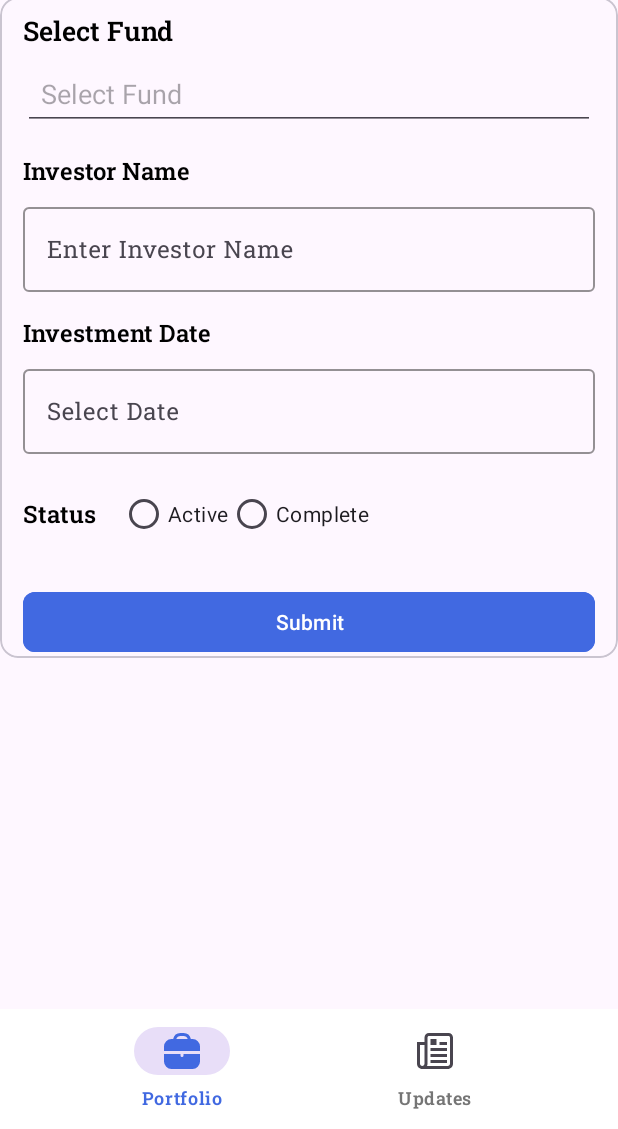
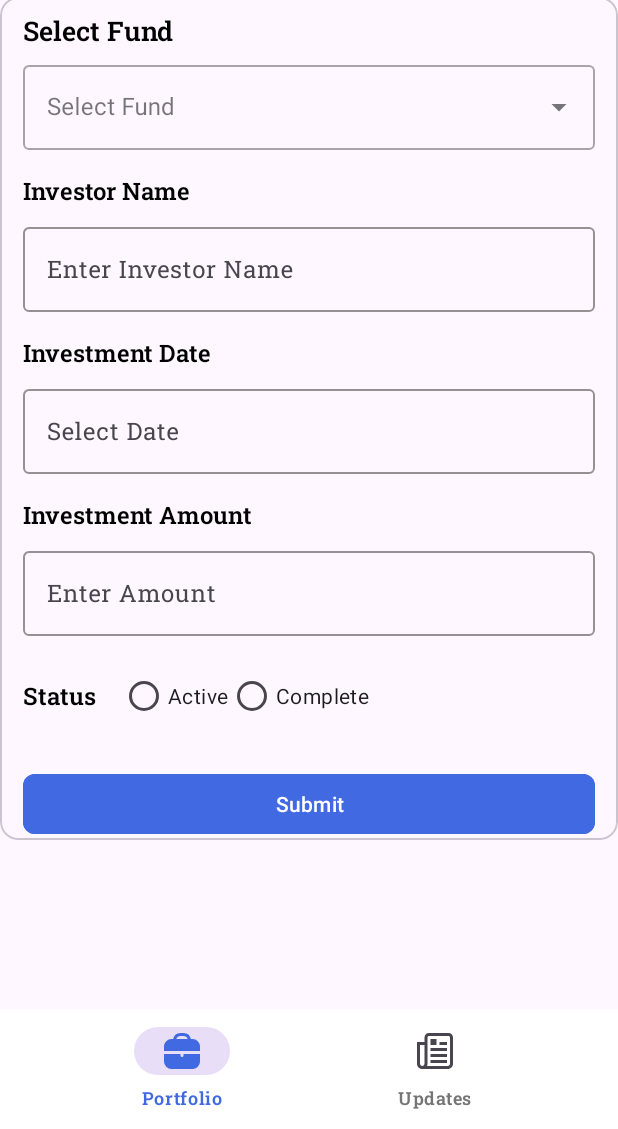
Before and after one commit to deepak1880/Finance-Portfolio-Tracker, an Android app: the InvestmentDetailsFragment screen opened through its navigation route, on a phone screen of 412 x 824 dp, the part 107-1236 px from its top. Run offline under Robolectric (Android 15) with nearby library versions, the phone set to English and light mode, and no system bars; our stand-ins replace Dagger/Hilt's generated code, Room's generated code, navigation-ui; 2 statements that could not run were skipped.

Commit message:
Implemented Portfolio Feature

```diff
--- a/app/src/main/java/com/example/financeportfoliotracker/feature/investmentdetails/presentation/ui/InvestmentDetailsFragment.kt
+++ b/app/src/main/java/com/example/financeportfoliotracker/feature/investmentdetails/presentation/ui/InvestmentDetailsFragment.kt
@@ -13,6 +13,7 @@ import android.util.Log
 import android.widget.Toast
 import java.util.Calendar
 import android.widget.ArrayAdapter
+import androidx.navigation.fragment.findNavController
 import dagger.hilt.android.AndroidEntryPoint
 
 @AndroidEntryPoint
@@ -42,9 +43,31 @@ class InvestmentDetailsFragment : BaseFragment<FragmentInvestmentDetailsBinding>
     }
 
     private fun setupSpinner() {
-        val funds = listOf("Fund A", "Fund B", "Fund C")
-        val adapter = ArrayAdapter(requireContext(), R.layout.simple_list_item_1, funds)
+        val funds = listOf(
+            "Alpha Growth Fund",
+            "BlueChip Equity Fund",
+            "Global Opportunities Fund",
+            "Sustainable Future Fund",
+            "Emerging Markets Fund",
+            "Balanced Advantage Fund",
+            "Tech Innovation Fund",
+            "Healthcare Leaders Fund",
+            "Real Estate Investment Fund",
+            "Energy & Infrastructure Fund"
+        )
+
+        val adapter =
+            ArrayAdapter(requireContext(), R.layout.simple_dropdown_item_1line, funds)
         binding.spinnerFund.setAdapter(adapter)
+
+        binding.spinnerFund.setOnItemClickListener { parent, _, position, _ ->
+            val selectedFund = parent.getItemAtPosition(position).toString()
+
+            binding.spinnerFund.setText(selectedFund, false)
+
+            binding.tvFundLabel.text = "Selected: $selectedFund"
+            Log.d("InvestmentDetail", "Selected Fund: $selectedFund")
+        }
     }
 
     private fun setupDatePicker() {
@@ -72,6 +95,7 @@ class InvestmentDetailsFragment : BaseFragment<FragmentInvestmentDetailsBinding>
         val fundName = binding.spinnerFund.text.toString()
         val investorName = binding.etInvestorName.editText?.text.toString()
         val investmentDate = binding.etInvestmentDate.editText?.text.toString()
+        val investmentAmount = binding.etInvestmentAmount.editText?.text.toString()
         val status = when {
             binding.radioActive.isChecked -> "Active"
             binding.radioComplete.isChecked -> "Complete"
@@ -89,7 +113,7 @@ class InvestmentDetailsFragment : BaseFragment<FragmentInvestmentDetailsBinding>
             investmentName = investorName,
             investmentDate = investmentDate,
             investmentStatus = status,
-            investmentAmount = TODO(),
+            investmentAmount = investmentAmount.toDouble(),
         )
 
         if (selectedDetail == null) {
@@ -99,6 +123,7 @@ class InvestmentDetailsFragment : BaseFragment<FragmentInvestmentDetailsBinding>
             viewModel.updateInvestmentDetail(detail)
             Toast.makeText(requireContext(), "Investment updated", Toast.LENGTH_SHORT).show()
         }
+        findNavController().popBackStack()
 
         clearForm()
     }
--- a/app/src/main/java/com/example/financeportfoliotracker/feature/portfolio/data/repository/PortFolioRepositoryImpl.kt
+++ b/app/src/main/java/com/example/financeportfoliotracker/feature/portfolio/data/repository/PortFolioRepositoryImpl.kt
@@ -13,4 +13,8 @@ class PortFolioRepositoryImpl @Inject constructor(
     override suspend fun getAllInvestmentsList(): List<InvestmentEntity> {
         return dao.getAllInvestments().first()
     }
+
+    override suspend fun updateInvestment(investment: InvestmentEntity) {
+        dao.updateInvestment(investment)
+    }
 }
--- a/app/src/main/java/com/example/financeportfoliotracker/feature/portfolio/domain/repository/PortFolioRepository.kt
+++ b/app/src/main/java/com/example/financeportfoliotracker/feature/portfolio/domain/repository/PortFolioRepository.kt
@@ -4,4 +4,6 @@ import com.example.financeportfoliotracker.feature.portfolio.data.model.Investme
 
 interface PortFolioRepository {
     suspend fun getAllInvestmentsList(): List<InvestmentEntity>
+    suspend fun updateInvestment(investment: InvestmentEntity)
+
 }
--- /dev/null
+++ b/app/src/main/java/com/example/financeportfoliotracker/feature/portfolio/domain/usecase/UpdateInvestmentUseCase.kt
@@ -0,0 +1,13 @@
+package com.example.financeportfoliotracker.feature.portfolio.domain.usecase
+
+import com.example.financeportfoliotracker.feature.portfolio.data.model.InvestmentEntity
+import com.example.financeportfoliotracker.feature.portfolio.domain.repository.PortFolioRepository
+import jakarta.inject.Inject
+
+class UpdateInvestmentUseCase @Inject constructor(
+    private val repository: PortFolioRepository
+) {
+    suspend operator fun invoke(investment: InvestmentEntity) {
+        repository.updateInvestment(investment)
+    }
+}
--- a/app/src/main/java/com/example/financeportfoliotracker/feature/portfolio/presentation/ui/fragments/PortFolioFragment.kt
+++ b/app/src/main/java/com/example/financeportfoliotracker/feature/portfolio/presentation/ui/fragments/PortFolioFragment.kt
@@ -5,17 +5,18 @@ import android.view.View
 import android.view.ViewGroup
 import androidx.fragment.app.viewModels
 import androidx.navigation.fragment.findNavController
+import androidx.recyclerview.widget.LinearLayoutManager
 import com.example.financeportfoliotracker.core.ui.base.BaseFragment
 import com.example.financeportfoliotracker.databinding.FragmentPortFolioBinding
 import com.example.financeportfoliotracker.feature.portfolio.data.model.InvestmentEntity
 import com.example.financeportfoliotracker.feature.portfolio.presentation.ui.adapters.InvestmentsAdapter
 import com.example.financeportfoliotracker.feature.portfolio.presentation.viewmodel.PortFolioViewModel
+import com.google.android.material.tabs.TabLayout
 import dagger.hilt.android.AndroidEntryPoint
 
 @AndroidEntryPoint
 class PortFolioFragment : BaseFragment<FragmentPortFolioBinding>() {
 
-    private var investmentList = listOf<InvestmentEntity>()
     private val viewModel: PortFolioViewModel by viewModels()
     private lateinit var adapter: InvestmentsAdapter
 
@@ -24,34 +25,64 @@ class PortFolioFragment : BaseFragment<FragmentPortFolioBinding>() {
         container: ViewGroup?
     ) = FragmentPortFolioBinding.inflate(inflater, container, false)
 
+    private var allInvestments: List<InvestmentEntity> = emptyList()
+
     override fun initialSetUp() {
-
         binding.tabLayout.apply {
             addTab(newTab().setText("All"))
             addTab(newTab().setText("Active"))
             addTab(newTab().setText("Completed"))
+
+            addOnTabSelectedListener(object : TabLayout.OnTabSelectedListener {
+                override fun onTabSelected(tab: TabLayout.Tab?) {
+                    filterList(tab?.text.toString())
+                }
+
+                override fun onTabUnselected(tab: TabLayout.Tab?) {}
+                override fun onTabReselected(tab: TabLayout.Tab?) {}
+            })
         }
+
         adapter = InvestmentsAdapter()
-        binding.rvInvestorDetails.adapter = adapter
+        binding.rvInvestorDetails.apply {
+            layoutManager = LinearLayoutManager(requireContext())
+            adapter = this@PortFolioFragment.adapter
+        }
 
         viewModel.investments.observe(viewLifecycleOwner) { investments ->
             if (investments.isNotEmpty()) {
                 binding.rvInvestorDetails.visibility = View.VISIBLE
-                adapter.setData(investments)
+                allInvestments = investments
+                adapter.setData(allInvestments)
             } else {
                 binding.rvInvestorDetails.visibility = View.GONE
             }
         }
 
         viewModel.fetchInvestments()
+    }
 
+    private fun filterList(filter: String) {
+        val filtered = when (filter) {
+            "Active" -> allInvestments.filter { it.investmentStatus.equals("Active", true) }
+            "Completed" -> allInvestments.filter { it.investmentStatus.equals("Complete", true) }
+            else -> allInvestments
+        }
+        adapter.setData(filtered)
     }
 
     override fun setUpOnClickListeners() {
         super.setUpOnClickListeners()
 
         binding.fabAddInvestment.setOnClickListener {
-            val action = PortFolioFragmentDirections.actionPortFolioFragmentToInvestmentDetailsFragment()
-            findNavController().navigate(action)        }
+            val action =
+                PortFolioFragmentDirections.actionPortFolioFragmentToInvestmentDetailsFragment()
+            findNavController().navigate(action)
+        }
+    }
+
+    override fun onResume() {
+        super.onResume()
+        viewModel.fetchInvestments()
     }
 }
--- a/app/src/main/res/layout/fragment_investment_details.xml
+++ b/app/src/main/res/layout/fragment_investment_details.xml
@@ -23,18 +23,25 @@
             app:layout_constraintStart_toStartOf="parent"
             app:layout_constraintTop_toTopOf="parent" />
 
-        <com.google.android.material.textfield.MaterialAutoCompleteTextView
-            android:id="@+id/spinnerFund"
-            android:layout_width="0dp"
+        <com.google.android.material.textfield.TextInputLayout
+            android:id="@+id/textInputLayoutFund"
+            style="@style/Widget.MaterialComponents.TextInputLayout.OutlinedBox.ExposedDropdownMenu"
+            android:layout_width="match_parent"
             android:layout_height="wrap_content"
             android:layout_marginTop="@dimen/dimen_5dp"
-            android:hint="@string/select_fund"
-            android:inputType="none"
-            android:padding="@dimen/dimen_12dp"
-            android:textColor="@color/black"
             app:layout_constraintEnd_toEndOf="parent"
             app:layout_constraintStart_toStartOf="parent"
-            app:layout_constraintTop_toBottomOf="@id/tvFundLabel" />
+            app:layout_constraintTop_toBottomOf="@+id/tvFundLabel">
+
+            <com.google.android.material.textfield.MaterialAutoCompleteTextView
+                android:id="@+id/spinnerFund"
+                android:layout_width="match_parent"
+                android:layout_height="wrap_content"
+                android:hint="@string/select_fund"
+                android:inputType="none"
+                android:textColor="@color/black" />
+        </com.google.android.material.textfield.TextInputLayout>
+
 
         <TextView
             android:id="@+id/tvInvestorLabel"
@@ -46,7 +53,7 @@
             android:textColor="@color/black"
             android:textSize="@dimen/dimen_16sp"
             app:layout_constraintStart_toStartOf="parent"
-            app:layout_constraintTop_toBottomOf="@id/spinnerFund" />
+            app:layout_constraintTop_toBottomOf="@id/textInputLayoutFund" />
 
         <com.google.android.material.textfield.TextInputLayout
             android:id="@+id/etInvestorName"
@@ -102,6 +109,39 @@
                 android:textSize="@dimen/dimen_16sp" />
         </com.google.android.material.textfield.TextInputLayout>
 
+        <TextView
+            android:id="@+id/tvAmountLabel"
+            android:layout_width="wrap_content"
+            android:layout_height="wrap_content"
+            android:layout_marginTop="@dimen/dimen_16dp"
+            android:fontFamily="@font/roboto_semibold"
+            android:text="Investment Amount"
+            android:textColor="@color/black"
+            android:textSize="@dimen/dimen_16sp"
+            app:layout_constraintStart_toStartOf="parent"
+            app:layout_constraintTop_toBottomOf="@id/etInvestmentDate" />
+
+        <com.google.android.material.textfield.TextInputLayout
+            android:id="@+id/etInvestmentAmount"
+            android:layout_width="0dp"
+            android:layout_height="wrap_content"
+            android:layout_marginTop="@dimen/dimen_8dp"
+            app:boxBackgroundMode="outline"
+            app:boxStrokeColor="@color/dark_blue"
+            app:layout_constraintEnd_toEndOf="parent"
+            app:layout_constraintStart_toStartOf="parent"
+            app:layout_constraintTop_toBottomOf="@id/tvAmountLabel">
+
+            <com.google.android.material.textfield.TextInputEditText
+                android:layout_width="match_parent"
+                android:layout_height="wrap_content"
+                android:fontFamily="@font/roboto_regular"
+                android:hint="Enter Amount"
+                android:inputType="numberDecimal"
+                android:textColor="@color/black"
+                android:textSize="@dimen/dimen_16sp" />
+        </com.google.android.material.textfield.TextInputLayout>
+
 
         <LinearLayout
             android:id="@+id/btnStatus"
@@ -112,7 +152,7 @@
             android:orientation="horizontal"
             app:layout_constraintEnd_toEndOf="parent"
             app:layout_constraintStart_toStartOf="parent"
-            app:layout_constraintTop_toBottomOf="@id/etInvestmentDate">
+            app:layout_constraintTop_toBottomOf="@id/etInvestmentAmount">
 
             <TextView
                 android:id="@+id/tvStatusLabel"
```
Also changed, not shown: app/src/main/java/com/example/financeportfoliotracker/feature/portfolio/presentation/ui/adapters/InvestmentsAdapter.kt (+15 -1 lines), app/src/main/java/com/example/financeportfoliotracker/feature/portfolio/presentation/viewmodel/PortFolioViewModel.kt (+15 -1 lines), app/src/main/java/com/example/financeportfoliotracker/core/database/DatabaseModule.kt (line endings or trailing spaces).
